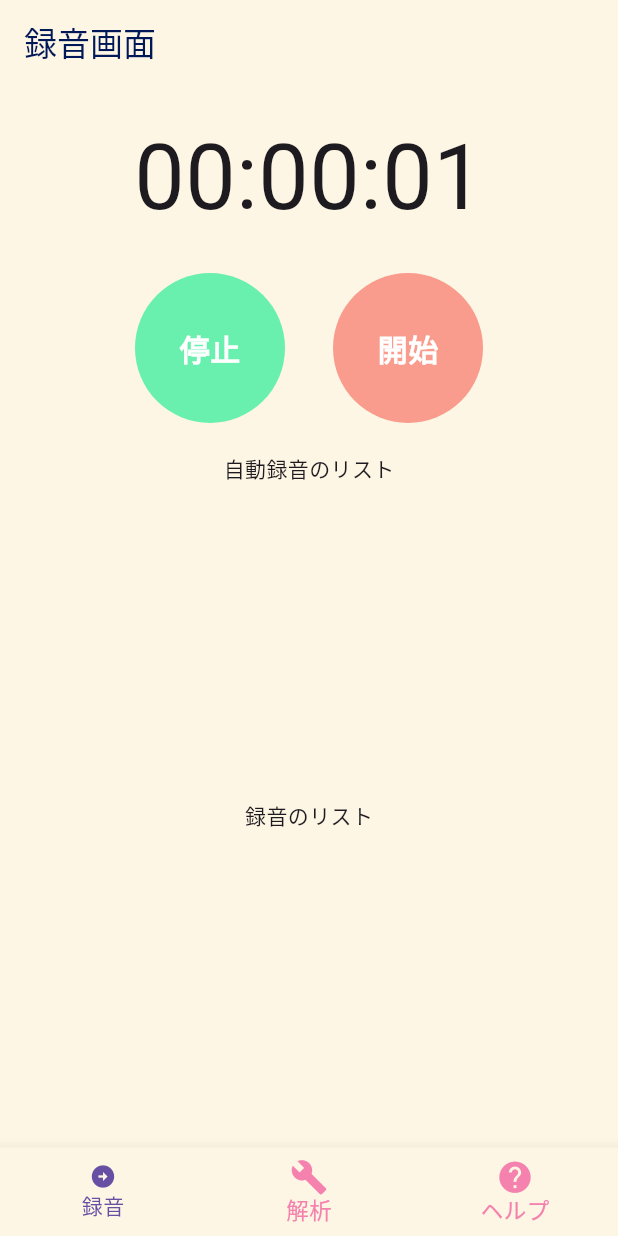
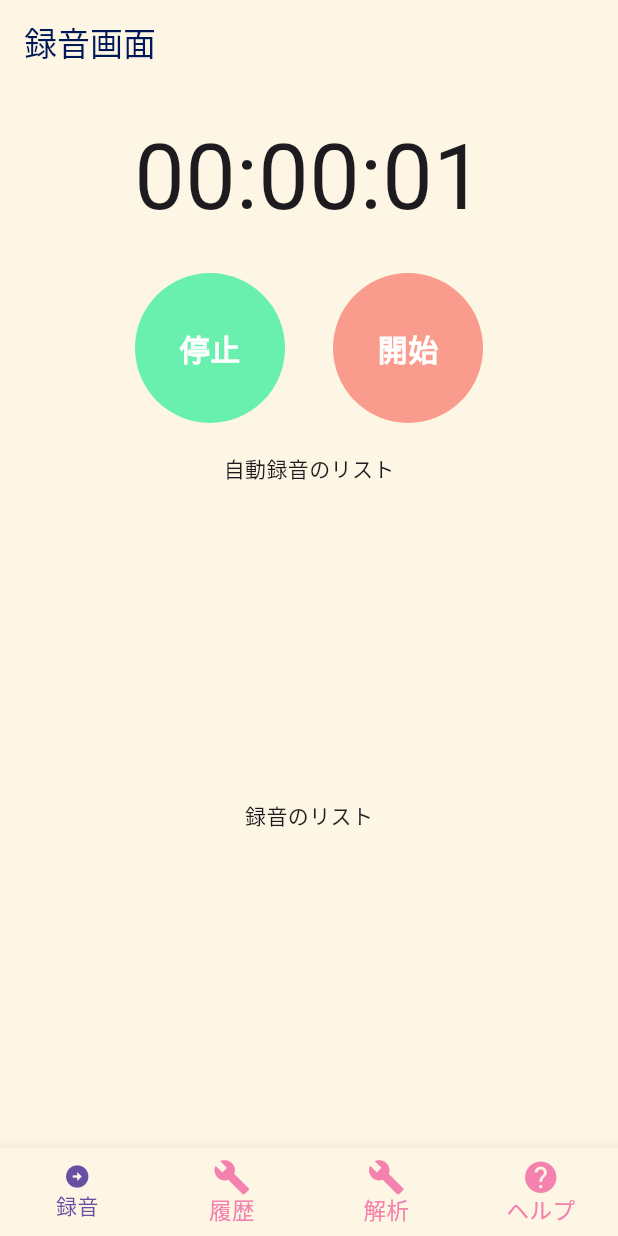
Before and after one commit to tarou652/social-implementation, a Flutter app: the screen it shows after launch, after a tap on "開始", on a phone screen of 412 x 824 dp. Run offline on Flutter 3.47's test engine with Material 3 defaults, Android fonts, the phone set to English and light mode, and no system bars; our stand-ins replace audioplayers, fl_chart; missing offline and left inert: record, workmanager.

Commit message:
footer追加

```diff
--- a/social_implementation/lib/components/footer.dart
+++ b/social_implementation/lib/components/footer.dart
@@ -26,31 +26,39 @@ class Footer extends StatelessWidget implements PreferredSizeWidget {
           // 設定画面に遷移
           Navigator.of(context).push(
             MaterialPageRoute(
+              builder: (context) => HistoryPage(),
+            ),
+          );
+
+        } else if (index == 2) {
+          // 解析画面に遷移
+          Navigator.of(context).push(
+            MaterialPageRoute(
               builder: (context) => DataPage(),
             ),
           );
-        } else if (index == 2) {
-          // 履歴画面に遷移
-          Navigator.of(context).push(
-            MaterialPageRoute(
-              builder: (context) => HelpPage(),
-            ),
-          );
         }
-        // else if (index == 3) {
-        //   // 解析画面に遷移
-        //   Navigator.of(context).push(
-        //     MaterialPageRoute(
-        //       builder: (context) => DataPage(),
-        //     ),
-        //   );
-        // }
+         else if (index == 3) {
+           // 解析画面に遷移
+           Navigator.of(context).push(
+             MaterialPageRoute(
+               builder: (context) => HelpPage(),
+             ),
+           );
+         }
       },
       items: const <BottomNavigationBarItem>[
         BottomNavigationBarItem(
           icon: Icon(Icons.arrow_circle_right),
           activeIcon: Icon(Icons.arrow_circle_right),
           label: '録音',
+          backgroundColor: Color.fromRGBO(254, 246, 228, 1),
+        ),
+
+        BottomNavigationBarItem(
+          icon: Icon(Icons.build),
+          activeIcon: Icon(Icons.build),
+          label: '履歴',
           backgroundColor: Color.fromRGBO(254, 246, 228, 1),
         ),
         BottomNavigationBarItem(
@@ -65,12 +73,6 @@ class Footer extends StatelessWidget implements PreferredSizeWidget {
           label: 'ヘルプ',
           backgroundColor: Color.fromRGBO(254, 246, 228, 1),
         ),
-        // BottomNavigationBarItem(
-        //   icon: Icon(Icons.build),
-        //   activeIcon: Icon(Icons.build),
-        //   label: '解析',
-        //   backgroundColor: Color.fromRGBO(254, 246, 228, 1),
-        // ),
       ],
 
       type: BottomNavigationBarType.fixed,
--- a/social_implementation/lib/data.dart
+++ b/social_implementation/lib/data.dart
@@ -30,7 +30,7 @@ class DataPage extends StatelessWidget {
                 child: AppBody(),
               ),
             ),
-            Footer(currentIndex: 1,context: context,),
+            Footer(currentIndex: 2,context: context,),
           ],
         ),
       ),
--- a/social_implementation/lib/help.dart
+++ b/social_implementation/lib/help.dart
@@ -168,7 +168,7 @@ class _MyHomePageState extends State<MyHomePage> {
           ),
         ],
       ),
-      bottomNavigationBar:Footer(currentIndex: 2,context: context),
+      bottomNavigationBar:Footer(currentIndex: 3,context: context),
     );
   }
 
--- a/social_implementation/lib/history.dart
+++ b/social_implementation/lib/history.dart
@@ -252,7 +252,7 @@ class _MyHomePageState extends State<MyHomePage> {
           _buildPlaybackWidget(), // ここで再生中のウィジェットを表示
         ],
       ),
-      bottomNavigationBar: Footer(currentIndex: 2, context: context),
+      bottomNavigationBar: Footer(currentIndex: 1, context: context),
     );
   }
 }
```
